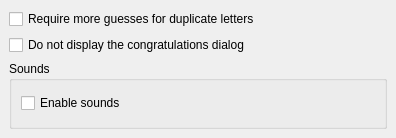
First picture: the form in src/generalui.ui, repository KDE/khangman, before the edit.
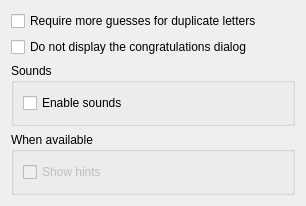
Second picture: the form after the edit.

Commit message: Move Hint to General tab in Config dialog as submitted during the Polishing session

What changed in the file:
```diff
--- a/src/generalui.ui
+++ b/src/generalui.ui
@@ -8,79 +8,130 @@
    <rect>
     <x>0</x>
     <y>0</y>
-    <width>396</width>
-    <height>138</height>
+    <width>306</width>
+    <height>206</height>
    </rect>
   </property>
   <property name="toolTip" >
    <string>Here you can choose settings for all languages.</string>
   </property>
   <layout class="QGridLayout" >
-   <property name="margin" >
-    <number>9</number>
-   </property>
-   <property name="spacing" >
-    <number>6</number>
-   </property>
-   <item row="2" column="0" >
-    <widget class="QGroupBox" name="groupBox" >
-     <property name="title" >
-      <string>Sounds</string>
-     </property>
-     <layout class="QVBoxLayout" >
-      <property name="margin" >
-       <number>9</number>
-      </property>
-      <property name="spacing" >
-       <number>6</number>
-      </property>
-      <item>
-       <widget class="QCheckBox" name="kcfg_Sound" >
-        <property name="toolTip" >
-         <string>&lt;html>&lt;head>&lt;meta name="qrichtext" content="1" />&lt;/head>&lt;body style=" white-space: pre-wrap; font-family:Sans Serif; font-size:9pt; font-weight:400; font-style:normal; text-decoration:none;">&lt;p style=" margin-top:0px; margin-bottom:0px; margin-left:0px; margin-right:0px; -qt-block-indent:0; text-indent:0px;">If checked, sounds will be played for New Game and Win Game&lt;/p>&lt;/body>&lt;/html></string>
-        </property>
-        <property name="whatsThis" >
-         <string>&lt;html>&lt;head>&lt;meta name="qrichtext" content="1" />&lt;/head>&lt;body style=" white-space: pre-wrap; font-family:Sans Serif; font-size:9pt; font-weight:400; font-style:normal; text-decoration:none;">&lt;p style=" margin-top:0px; margin-bottom:0px; margin-left:0px; margin-right:0px; -qt-block-indent:0; text-indent:0px;">If this box is checked, you will have some sounds played for each new game and when you win a game. If this is not checked, there will be no sound in KHangMan.&lt;/p>&lt;p style=" margin-top:0px; margin-bottom:0px; margin-left:0px; margin-right:0px; -qt-block-indent:0; text-indent:0px;">Default is no sound.&lt;/p>&lt;/body>&lt;/html></string>
-        </property>
-        <property name="text" >
-         <string>Enable sounds</string>
-        </property>
-       </widget>
-      </item>
-     </layout>
-    </widget>
-   </item>
-   <item row="1" column="0" >
-    <widget class="QCheckBox" name="kcfg_WonDialog" >
-     <property name="toolTip" >
-      <string>If checked, the congratulations dialog is not displayed. After four seconds, a new game will start automatically.</string>
-     </property>
-     <property name="whatsThis" >
-      <string>If this option is not checked, a congratulations dialog will appear when a game is won. It also asks you if you want to play again.
-This is the default state.
-
-If this option is checked, the dialog will not appear and a new game will automatically be started after four seconds. A passive popup tells you that you have won the game. You do not have an intrusive dialog every time you win a game.</string>
-     </property>
-     <property name="text" >
-      <string>Do not display the congratulations dialog</string>
-     </property>
-    </widget>
-   </item>
    <item row="0" column="0" >
-    <widget class="QCheckBox" name="kcfg_OneLetter" >
-     <property name="toolTip" >
-      <string>Check this if you do not want to discover each instance of the same letter.</string>
-     </property>
-     <property name="whatsThis" >
-      <string>If you check this box, only the first letter will be written if the letter is found in several places in the word. Then you have to rechoose the same letter, to replace the second instance in the word until there are no more instances of this letter.
+    <layout class="QVBoxLayout" >
+     <item>
+      <widget class="QCheckBox" name="kcfg_OneLetter" >
+       <property name="toolTip" >
+        <string>Check this if you do not want to discover each instance of the same letter.</string>
+       </property>
+       <property name="whatsThis" >
+        <string>If you check this box, only the first letter will be written if the letter is found in several places in the word. Then you have to rechoose the same letter, to replace the second instance in the word until there are no more instances of this letter.
 For example, the word to guess is "potato". If this option is unchecked, when you try "o", the two instances of "o" in the word will be discovered at the same time. If this is checked, you will need to try "o" twice.
 
 Default is that for one letter typed, all instances of that letter in the word are discovered.</string>
-     </property>
-     <property name="text" >
-      <string>Require more guesses for duplicate letters</string>
-     </property>
-    </widget>
+       </property>
+       <property name="text" >
+        <string>Require more guesses for duplicate letters</string>
+       </property>
+      </widget>
+     </item>
+     <item>
+      <widget class="QCheckBox" name="kcfg_WonDialog" >
+       <property name="toolTip" >
+        <string>If checked, the congratulations dialog is not displayed. After four seconds, a new game will start automatically.</string>
+       </property>
+       <property name="whatsThis" >
+        <string>If this option is not checked, a congratulations dialog will appear when a game is won. It also asks you if you want to play again.
+This is the default state.
+
+If this option is checked, the dialog will not appear and a new game will automatically be started after four seconds. A passive popup tells you that you have won the game. You do not have an intrusive dialog every time you win a game.</string>
+       </property>
+       <property name="text" >
+        <string>Do not display the congratulations dialog</string>
+       </property>
+      </widget>
+     </item>
+     <item>
+      <widget class="QGroupBox" name="groupBox" >
+       <property name="title" >
+        <string>Sounds</string>
+       </property>
+       <layout class="QVBoxLayout" >
+        <property name="spacing" >
+         <number>6</number>
+        </property>
+        <property name="leftMargin" >
+         <number>9</number>
+        </property>
+        <property name="topMargin" >
+         <number>9</number>
+        </property>
+        <property name="rightMargin" >
+         <number>9</number>
+        </property>
+        <property name="bottomMargin" >
+         <number>9</number>
+        </property>
+        <item>
+         <widget class="QCheckBox" name="kcfg_Sound" >
+          <property name="toolTip" >
+           <string>&lt;html>&lt;head>&lt;meta name="qrichtext" content="1" />&lt;/head>&lt;body style=" white-space: pre-wrap; font-family:Sans Serif; font-size:9pt; font-weight:400; font-style:normal; text-decoration:none;">&lt;p style=" margin-top:0px; margin-bottom:0px; margin-left:0px; margin-right:0px; -qt-block-indent:0; text-indent:0px;">If checked, sounds will be played for New Game and Win Game&lt;/p>&lt;/body>&lt;/html></string>
+          </property>
+          <property name="whatsThis" >
+           <string>&lt;html>&lt;head>&lt;meta name="qrichtext" content="1" />&lt;/head>&lt;body style=" white-space: pre-wrap; font-family:Sans Serif; font-size:9pt; font-weight:400; font-style:normal; text-decoration:none;">&lt;p style=" margin-top:0px; margin-bottom:0px; margin-left:0px; margin-right:0px; -qt-block-indent:0; text-indent:0px;">If this box is checked, you will have some sounds played for each new game and when you win a game. If this is not checked, there will be no sound in KHangMan.&lt;/p>&lt;p style=" margin-top:0px; margin-bottom:0px; margin-left:0px; margin-right:0px; -qt-block-indent:0; text-indent:0px;">Default is no sound.&lt;/p>&lt;/body>&lt;/html></string>
+          </property>
+          <property name="text" >
+           <string>Enable sounds</string>
+          </property>
+         </widget>
+        </item>
+       </layout>
+      </widget>
+     </item>
+     <item>
+      <widget class="QGroupBox" name="hintGroup" >
+       <property name="title" >
+        <string>When available</string>
+       </property>
+       <layout class="QGridLayout" >
+        <property name="leftMargin" >
+         <number>9</number>
+        </property>
+        <property name="topMargin" >
+         <number>9</number>
+        </property>
+        <property name="rightMargin" >
+         <number>9</number>
+        </property>
+        <property name="bottomMargin" >
+         <number>9</number>
+        </property>
+        <property name="horizontalSpacing" >
+         <number>6</number>
+        </property>
+        <property name="verticalSpacing" >
+         <number>6</number>
+        </property>
+        <item row="0" column="0" >
+         <widget class="QCheckBox" name="kcfg_Hint" >
+          <property name="enabled" >
+           <bool>false</bool>
+          </property>
+          <property name="toolTip" >
+           <string>If you check it, a hint will be displayed by right-clicking on the game window.</string>
+          </property>
+          <property name="whatsThis" >
+           <string>Some languages have hints to help you guess the word more easily. If this is &lt;b>disabled&lt;/b>, there is no such option for your current language data file.
+If this is &lt;b>enabled&lt;/b>, then hints are available and you can get them by checking this box. You will see the hint for the word you are trying to guess by right-clicking somewhere on the KHangMan window. The hint will be displayed for four seconds in a tooltip.</string>
+          </property>
+          <property name="text" >
+           <string>Show hints</string>
+          </property>
+         </widget>
+        </item>
+       </layout>
+      </widget>
+     </item>
+    </layout>
    </item>
   </layout>
  </widget>
```
Left out of the diff: 4 changed lines with no effect on the pictures. The commit also changes 2 other files.
